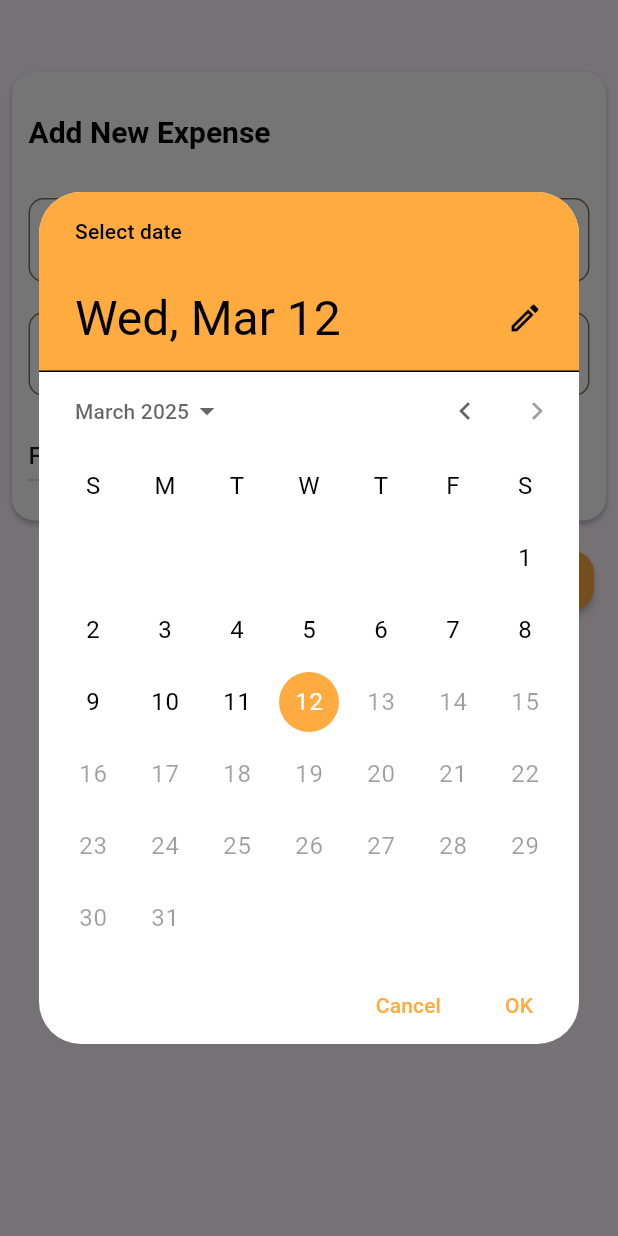
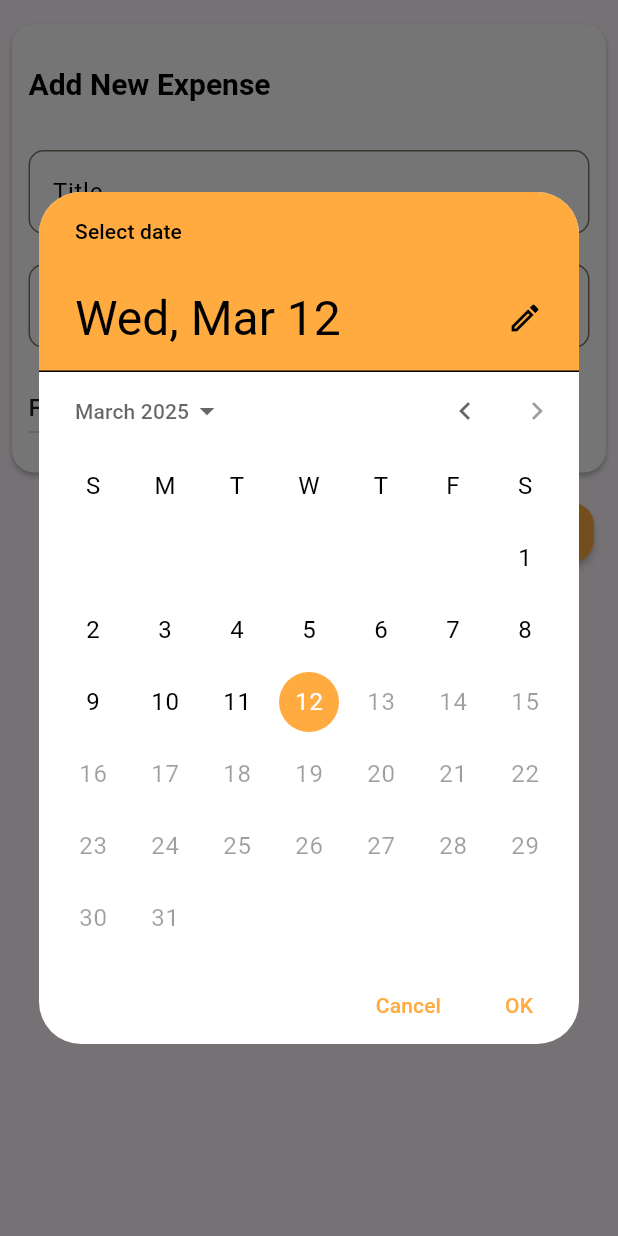
Before and after one commit to NavidZamanKhan/Expense-Tracker-App, a Flutter app: the NewExpense widget shown alone on an empty page, opened directly with empty values, after a tap on the "calendar month" icon, on a phone screen of 412 x 824 dp. Run offline on Flutter 3.47's test engine with Material 3 defaults, Android fonts, the phone set to English and light mode, and no system bars; our stand-ins replace google_fonts.

Commit message:
made it responsive

```diff
--- a/lib/widget/new_expense_form.dart
+++ b/lib/widget/new_expense_form.dart
@@ -23,7 +23,12 @@ class _NewExpenseState extends State<NewExpense> {
   Category _selectedCategory = Category.food;
 
   ///_presentDatePicker
-  void _presentDatePicker() async {
+  Future<void> _presentDatePicker() async {
+    final isKeyboardOpen = MediaQuery.of(context).viewInsets.bottom > 0;
+    if (isKeyboardOpen) {
+      FocusScope.of(context).unfocus();
+      await Future.delayed(const Duration(milliseconds: 200));
+    }
     final now = DateTime.now();
     final firstDate = DateTime(now.year - 25, now.month, now.day);
     final pickedDate = await showDatePicker(
@@ -53,7 +58,12 @@ class _NewExpenseState extends State<NewExpense> {
     });
   }
 
-  void _submitExpenseData() {
+  Future<void> _submitExpenseData() async {
+    final isKeyboardOpen = MediaQuery.of(context).viewInsets.bottom > 0;
+    if (isKeyboardOpen) {
+      FocusScope.of(context).unfocus();
+      await Future.delayed(const Duration(milliseconds: 200));
+    }
     final enteredAmount = double.tryParse(_amountController.text);
     final amountIsInvalid = enteredAmount == null || enteredAmount <= 0;
     if (_titleController.text.trim().isEmpty ||
@@ -101,13 +111,21 @@ class _NewExpenseState extends State<NewExpense> {
 
   @override
   Widget build(context) {
-    return Padding(
-      padding: EdgeInsets.fromLTRB(8, 48, 8, 32),
+    final keyboardSpace = MediaQuery.of(context).viewInsets.bottom;
+    return LayoutBuilder(
+      builder: (ctx, constraints) {
+        // final width = constraints.maxWidth;
+
+        return SingleChildScrollView(
+          child: Padding(
+            padding: EdgeInsets.fromLTRB(8, 16, 8, keyboardSpace + 32),
             child: Column(
               children: [
                 Container(
                   decoration: BoxDecoration(
-              border: Border.all(color: const Color.fromARGB(0, 255, 255, 255)),
+                    border: Border.all(
+                      color: const Color.fromARGB(0, 255, 255, 255),
+                    ),
                     borderRadius: BorderRadius.circular(15),
                     color: const Color.fromARGB(255, 255, 255, 255),
                     boxShadow: const [
@@ -118,15 +136,26 @@ class _NewExpenseState extends State<NewExpense> {
                       ),
                     ],
                   ),
+
                   child: Padding(
                     padding: const EdgeInsets.all(10),
                     child: Column(
                       children: [
+                        // if (width >= 600)
+                        //   Row(
+                        //     children: [
+
+                        //     ],
+                        //   )
+                        // else
                         Row(
                           crossAxisAlignment: CrossAxisAlignment.start,
                           children: [
                             Padding(
-                        padding: const EdgeInsets.only(top: 16, bottom: 32),
+                              padding: const EdgeInsets.only(
+                                top: 16,
+                                bottom: 32,
+                              ),
                               child: Text(
                                 "Add New Expense",
                                 style: Theme.of(context).textTheme.titleLarge,
@@ -173,7 +202,9 @@ class _NewExpenseState extends State<NewExpense> {
                                       .map(
                                         (category) => DropdownMenuItem(
                                           value: category,
-                                    child: Text(category.name.toUpperCase()),
+                                          child: Text(
+                                            category.name.toUpperCase(),
+                                          ),
                                         ),
                                       )
                                       .toList(),
@@ -197,7 +228,9 @@ class _NewExpenseState extends State<NewExpense> {
                                   ),
                                   IconButton(
                                     onPressed: _presentDatePicker,
-                              icon: const Icon(Icons.calendar_month_rounded),
+                                    icon: const Icon(
+                                      Icons.calendar_month_rounded,
+                                    ),
                                   ),
                                 ],
                               ),
@@ -209,9 +242,11 @@ class _NewExpenseState extends State<NewExpense> {
                     ),
                   ),
                 ),
-
                 Padding(
-            padding: const EdgeInsets.symmetric(vertical: 16, horizontal: 8),
+                  padding: const EdgeInsets.symmetric(
+                    vertical: 16,
+                    horizontal: 8,
+                  ),
                   child: Row(
                     mainAxisAlignment: MainAxisAlignment.end,
                     children: [
@@ -228,7 +263,9 @@ class _NewExpenseState extends State<NewExpense> {
                         onPressed: () {
                           _submitExpenseData();
                         },
-                  style: FilledButton.styleFrom(backgroundColor: appColor),
+                        style: FilledButton.styleFrom(
+                          backgroundColor: appColor,
+                        ),
                         child: const Text(
                           "Add Expense",
                           style: TextStyle(color: Colors.black),
@@ -239,6 +276,9 @@ class _NewExpenseState extends State<NewExpense> {
                 ),
               ],
             ),
+          ),
+        );
+      },
     );
   }
 }
```
Also changed, not shown: lib/main.dart (+8 -1 lines), lib/widget/expenses.dart (+41 -6 lines). Lines whose indentation alone changed are shown as unchanged.
